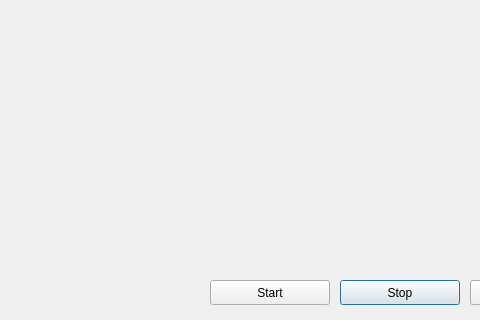
Before: the Qt Designer form ui/dialogmainmenu.ui in ignmiz/ATC_Console, drawn with Qt 5; both pictures show x 0 to 480 and y 330 to 650 of the 600 by 650 pixel window.
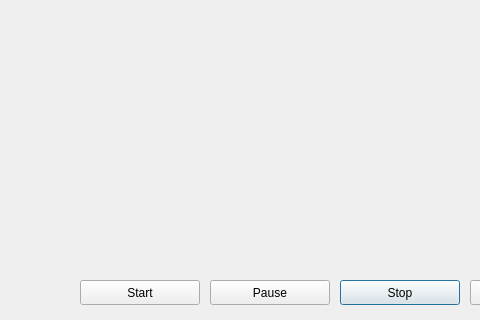
After: the same form once the commit is applied.

```diff
--- a/ui/dialogmainmenu.ui
+++ b/ui/dialogmainmenu.ui
@@ -193,10 +193,23 @@
     </property>
    </widget>
   </widget>
-  <widget class="QPushButton" name="buttonStart">
+  <widget class="QPushButton" name="buttonPause">
    <property name="geometry">
     <rect>
      <x>210</x>
+     <y>610</y>
+     <width>120</width>
+     <height>25</height>
+    </rect>
+   </property>
+   <property name="text">
+    <string>Pause</string>
+   </property>
+  </widget>
+  <widget class="QPushButton" name="buttonStart">
+   <property name="geometry">
+    <rect>
+     <x>80</x>
      <y>610</y>
      <width>120</width>
      <height>25</height>
```
Left out of the diff: 10 changed lines with no effect on the pictures.
